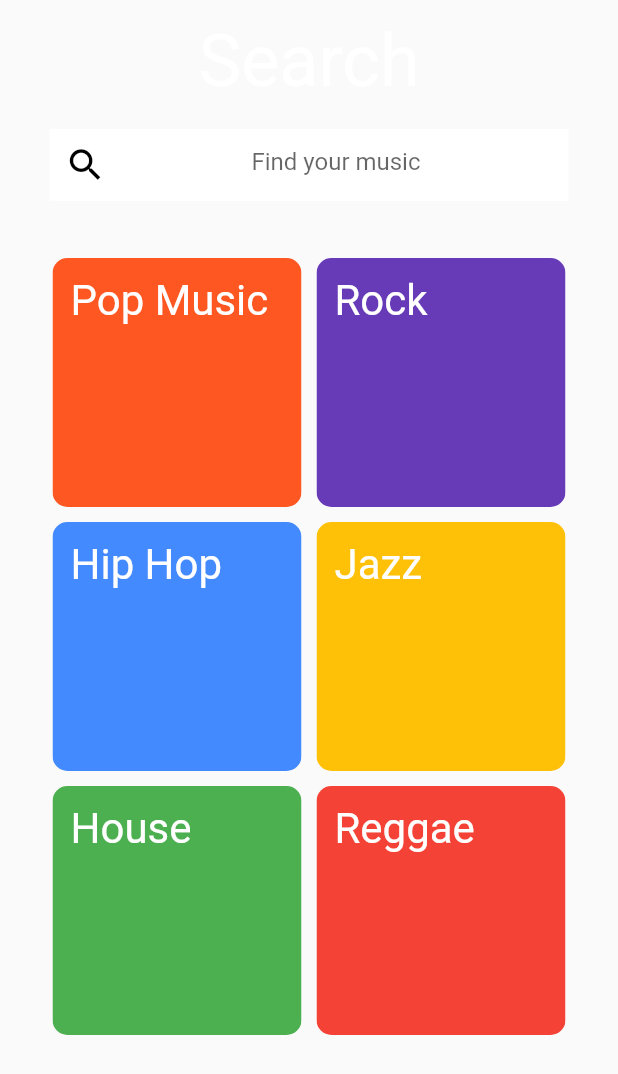
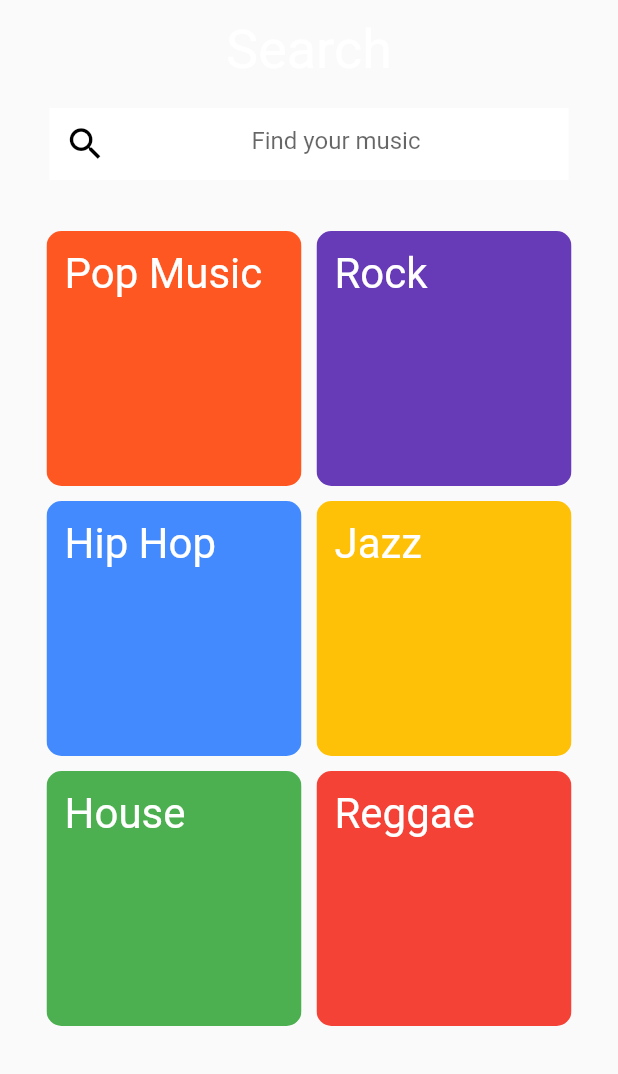
Before and after one commit to isaacpitwa/Spotify-Clone-App, a Flutter app: the SearchScreen widget shown alone on an empty page, opened directly, on a phone screen of 412 x 824 dp. Shown: the top 1074 px of the screen. Run offline on Flutter 3.47's test engine with Material 2 defaults, Android fonts, the phone set to English and light mode, and no system bars; network calls fail.

Commit message:
Simple polishing

```diff
--- a/lib/ui/screens/home/home_screen.dart
+++ b/lib/ui/screens/home/home_screen.dart
@@ -1,5 +1,6 @@
 import 'package:flutter/material.dart';
 import 'package:witslearn/ui/screens/homeContent/home_content.dart';
+import 'package:witslearn/ui/screens/search/search_screen.dart';
 import 'package:witslearn/ui/util/styles.dart';
 
 class HomeScreen extends StatefulWidget {
@@ -11,7 +12,7 @@ class _HomeScreenState extends State<HomeScreen> {
   int _courentTab = 0;
   final tabs = [
     HomeContent(),
-    Text('Search Page'),
+    SearchScreen(),
     Text('PlayList Page'),
     Text('Profile Page'),
   ];
--- a/lib/ui/screens/search/search_screen.dart
+++ b/lib/ui/screens/search/search_screen.dart
@@ -14,7 +14,7 @@ class SearchScreen extends StatelessWidget {
                   textAlign: TextAlign.center,
                   style: TextStyle(
                     color: Colors.white,
-                    fontSize: 48.0,
+                    fontSize: 36.0,
                   ),
                 ),
               ),
@@ -24,6 +24,7 @@ class SearchScreen extends StatelessWidget {
                   textAlign: TextAlign.center,
                   decoration: InputDecoration(
                     fillColor: Colors.white,
+
                     prefixIcon: Icon(Icons.search,color: Colors.black,size: 28.0,),
                     filled: true,
                     border: InputBorder.none,
@@ -34,7 +35,8 @@ class SearchScreen extends StatelessWidget {
               Expanded(
                 child: GridView.count(
                   primary: false,
-                  padding: const EdgeInsets.all(20),
+                  physics: BouncingScrollPhysics(),
+                  padding: const EdgeInsets.all(16),
                   crossAxisSpacing: 10,
                   mainAxisSpacing: 10,
                   crossAxisCount: 2,
```
